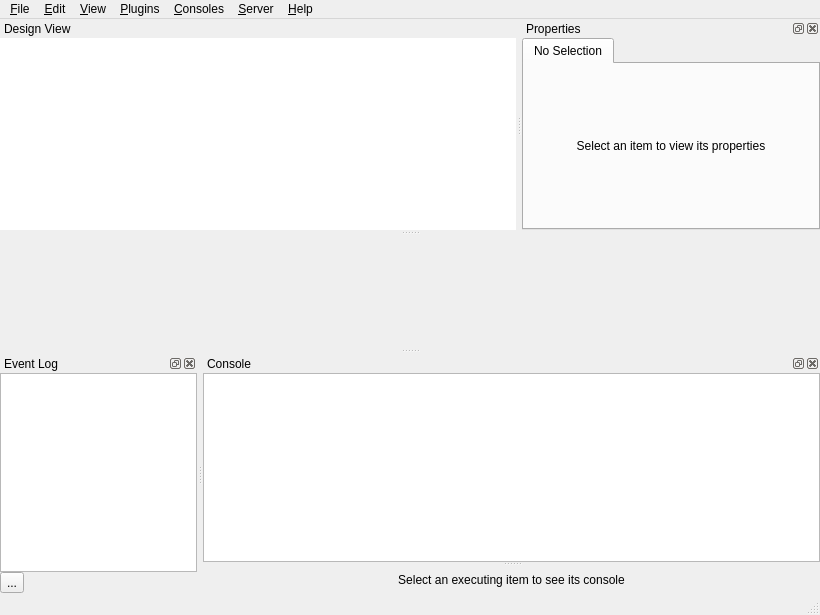
spine-tools/Spine-Toolbox, file spinetoolbox/ui/mainwindow.ui: the form before one commit.
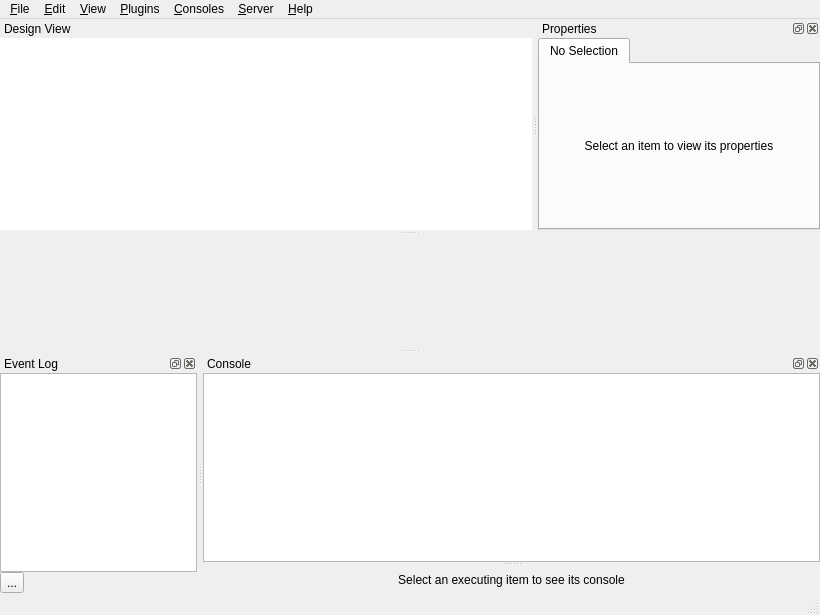
The form after the commit. Icons and pictures are not drawn. Custom widgets are drawn as their Qt base class.

The edit to the form file:
```diff
--- a/spinetoolbox/ui/mainwindow.ui
+++ b/spinetoolbox/ui/mainwindow.ui
@@ -390,16 +390,16 @@
         </attribute>
         <layout class="QVBoxLayout" name="verticalLayout_14">
          <property name="leftMargin">
-          <number>6</number>
+          <number>0</number>
          </property>
          <property name="topMargin">
-          <number>6</number>
+          <number>0</number>
          </property>
          <property name="rightMargin">
-          <number>6</number>
+          <number>0</number>
          </property>
          <property name="bottomMargin">
-          <number>6</number>
+          <number>0</number>
          </property>
          <item>
           <widget class="QLabel" name="label_no_selection">
```
